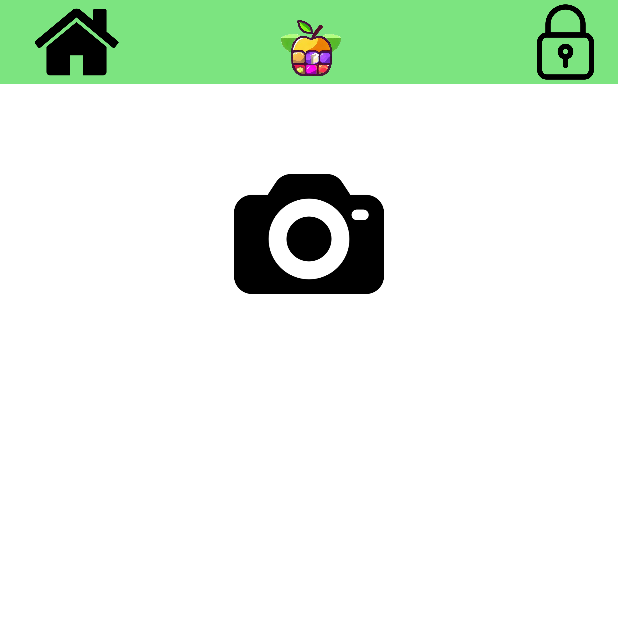
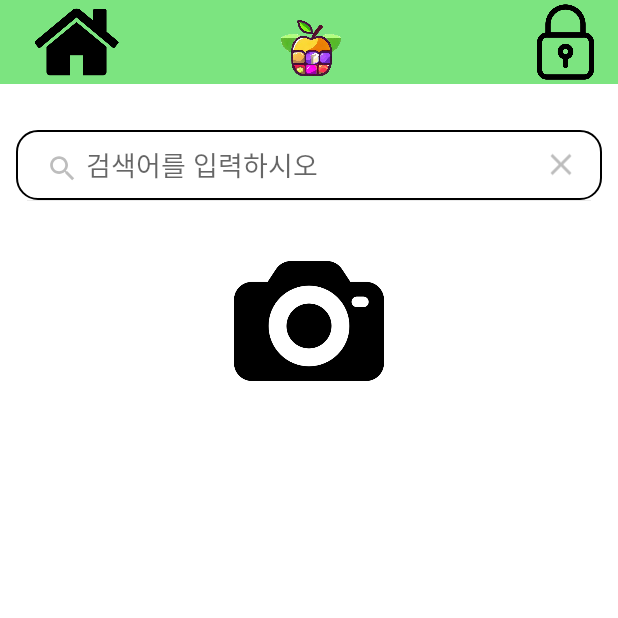
Before and after one commit to kimykstar/FarmApp-Android-, an Android app: the screen it shows after launch (MainActivity), after a tap on an icon or button, on a phone screen of 412 x 824 dp, the top half of it. Run offline under Robolectric (Android 15) with nearby library versions, the phone set to English and light mode, and no system bars; 2 statements that could not run were skipped; 2 other taps on this screen came first.

Commit message:
과일정보 제공 구현 중간

```diff
--- a/app/src/main/AndroidManifest.xml
+++ b/app/src/main/AndroidManifest.xml
@@ -25,6 +25,7 @@
         </activity>
         <activity android:name=".LoginActivity"/>
         <activity android:name=".JoinActivity"/>
+        <activity android:name=".FruitActivity"/>
     </application>
     <uses-permission android:name="android.permission.INTERNET"/>
     <uses-feature android:name="android.hardware.camera"/>
--- /dev/null
+++ b/app/src/main/res/drawable/search.xml
@@ -0,0 +1,16 @@
+<?xml version="1.0" encoding="utf-8"?>
+<layer-list xmlns:android="http://schemas.android.com/apk/res/android">
+    <item
+        android:bottom="1dp"
+        android:left="1dp"
+        android:right="1dp"
+        android:top="1dp">
+        <shape android:shape="rectangle">
+            <stroke
+                android:width="1dp"
+                android:color="#000000"/>
+            <corners android:radius="14dp"/>
+            <solid android:color="#FFF"/>
+        </shape>
+    </item>
+</layer-list>
--- a/app/src/main/res/layout/activity_main.xml
+++ b/app/src/main/res/layout/activity_main.xml
@@ -54,14 +54,26 @@
 
         </FrameLayout>
 
+    </androidx.appcompat.widget.Toolbar>
 
-    </androidx.appcompat.widget.Toolbar>
+    <androidx.appcompat.widget.SearchView
+        android:layout_width="match_parent"
+        android:layout_height="wrap_content"
+        android:id="@+id/searchFruit"
+        app:iconifiedByDefault="true"
+        android:layout_marginTop="30dp"
+        android:layout_marginRight="10dp"
+        android:layout_marginLeft="10dp"
+        app:queryHint="검색어를 입력하시오"
+        android:background="@drawable/search">
+
+    </androidx.appcompat.widget.SearchView>
 
     <TableLayout
         android:layout_height="wrap_content"
         android:layout_width="wrap_content"
         android:layout_gravity="center_horizontal"
-        android:layout_marginTop="50dp">
+        android:layout_marginTop="30dp">
         <TableRow>
             <ImageButton
                 android:layout_width="100dp"
@@ -72,6 +84,4 @@
                 android:id="@+id/camera"/>
         </TableRow>
     </TableLayout>
-
-
 </LinearLayout>
```
Also changed, not shown: app/src/main/java/com/example/farm/FruitActivity.java (added, +20 -0 lines), app/src/main/java/com/example/farm/FruitInfo.java (added, +76 -0 lines), app/src/main/java/com/example/farm/MainActivity.java (+46 -1 lines), app/src/main/res/layout/activity_fruit.xml (added, +13 -0 lines).
